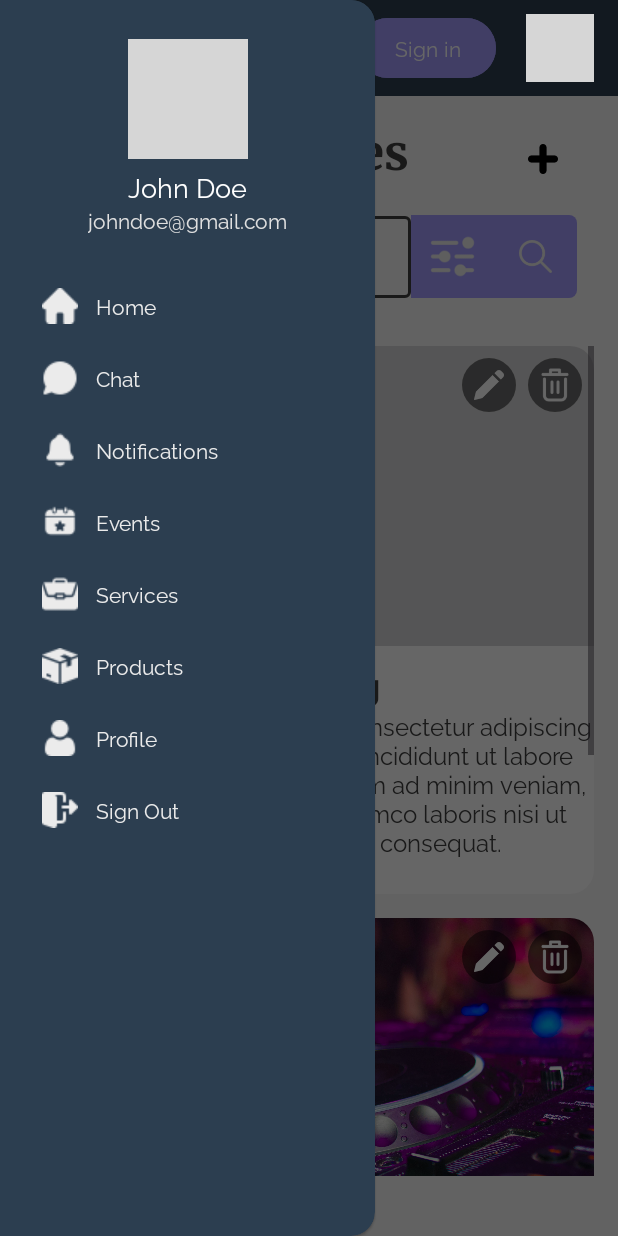
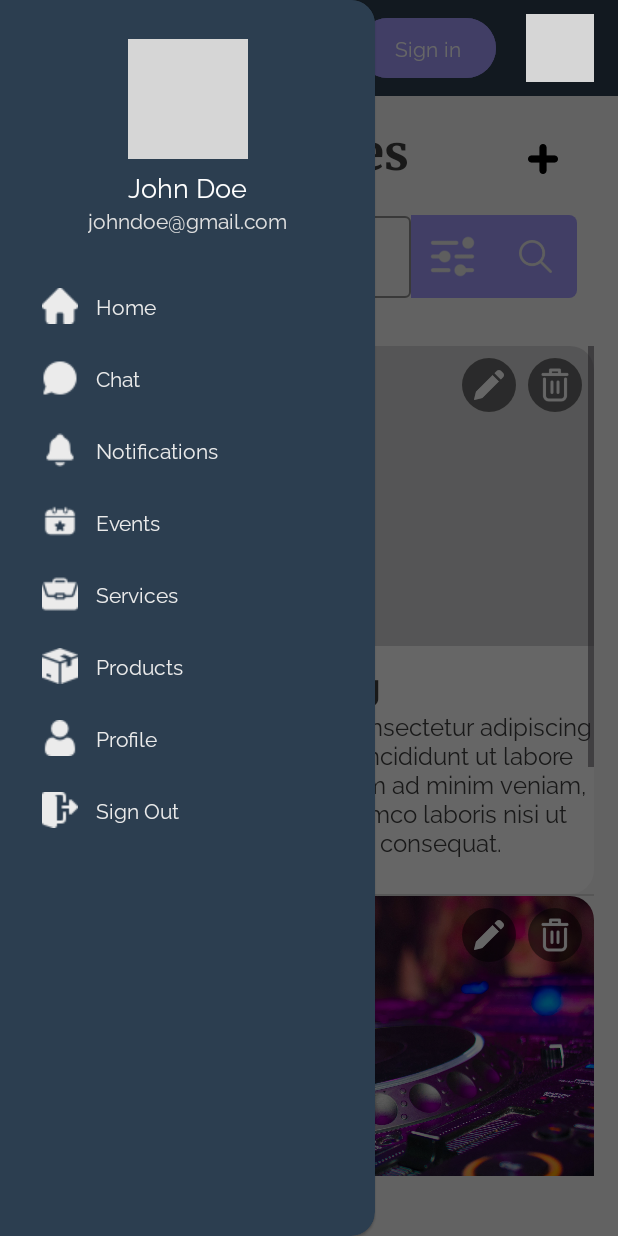
Before and after one commit to kzi-nastava/ma-project-event-planner-siit-2024-team-18, an Android app: the AllServicesActivity screen opened directly, with no data from a screen before it, with the side drawer open, on a phone screen of 412 x 824 dp. Run offline under Robolectric (Android 15) with nearby library versions, the phone set to English and light mode, and no system bars; grey boxes are pictures that could not be loaded.

Commit message:
[REFACTOR] Fixing Messy Code

```diff
--- a/EventPlanner/app/src/main/java/com/example/eventplanner/activities/AllServicesActivity.java
+++ b/EventPlanner/app/src/main/java/com/example/eventplanner/activities/AllServicesActivity.java
@@ -5,26 +5,32 @@ import android.os.Bundle;
 import android.view.View;
 import android.widget.FrameLayout;
 import android.widget.ImageView;
-import android.widget.ListView;
+
 import com.example.eventplanner.R;
+import com.example.eventplanner.filters.ServiceFilter;
 import com.example.eventplanner.fragments.FragmentFilter;
+import com.example.eventplanner.fragments.ServiceListFragment;
 import com.example.eventplanner.models.Service;
-import com.example.eventplanner.adapters.ServiceAdapter;
 import com.google.android.material.textfield.TextInputEditText;
 
 import android.view.inputmethod.InputMethodManager;
+
+import androidx.fragment.app.FragmentManager;
+import androidx.fragment.app.FragmentTransaction;
 
 import java.time.LocalDateTime;
 import java.util.ArrayList;
 import java.util.List;
 
 public class AllServicesActivity extends BaseActivity {
-    private ListView listViewServices;
+
     private TextInputEditText searchEditText;
     private ImageView addServiceButton, btnBack, btnFilter;
     private FrameLayout btnSearch;
-    private ServiceAdapter serviceAdapter;
     private List<Service> servicesList;
+    private ServiceListFragment serviceListFragment;
+    private ServiceFilter serviceFilter;
+
 
     @Override
     protected void onCreate(Bundle savedInstanceState) {
@@ -32,40 +38,33 @@ public class AllServicesActivity extends BaseActivity {
         getLayoutInflater().inflate(R.layout.activity_all_services, findViewById(R.id.content_frame));
 
         // Initialize views
+        initializeViews();
+
+        // Load and display the list of services
+        loadServices();
+        initializeServicesFragment();
+
+        // Setup UI interactions
+        setupSearch();
+        setupAddServiceButton();
+        setupBackButton();
+        setupFilterButton();
+    }
+
+    private void initializeViews() {
         addServiceButton = findViewById(R.id.addService);
         searchEditText = findViewById(R.id.searchEditText);
-        listViewServices = findViewById(R.id.listViewServices);
         btnSearch = findViewById(R.id.btnSearch);
         btnBack = findViewById(R.id.btnBack);
         btnFilter = findViewById(R.id.btnFilter);
+    }
 
-        // Load dummy data
-        loadServices();
-
-        // Set up the list view adapter
-        serviceAdapter = new ServiceAdapter(this, servicesList);
-        listViewServices.setAdapter(serviceAdapter);
-
-        // Search functionality
-        btnSearch.setOnClickListener(v -> {
-            String query = searchEditText.getText().toString().trim();
-            serviceAdapter.getFilter().filter(query);
-            hideKeyboard(v);
-        });
-
-        // Create new service activity
-        addServiceButton.setOnClickListener(v -> {
-            Intent createIntent = new Intent(AllServicesActivity.this, CreateServiceActivity.class);
-            startActivity(createIntent);
-        });
-
-        btnBack.setOnClickListener(view -> finish());
-
-        // Open filter bottom sheet
-        btnFilter.setOnClickListener(view -> {
-            FragmentFilter filterFragment = new FragmentFilter();
-            filterFragment.show(getSupportFragmentManager(), "FilterBottomSheet");
-        });
+    private void initializeServicesFragment() {
+        serviceListFragment = ServiceListFragment.newInstance(new ArrayList<>(servicesList));
+        FragmentManager fragmentManager = getSupportFragmentManager();
+        FragmentTransaction fragmentTransaction = fragmentManager.beginTransaction();
+        fragmentTransaction.replace(R.id.listViewServices, serviceListFragment);
+        fragmentTransaction.commit();
     }
 
     private void loadServices() {
@@ -75,8 +74,44 @@ public class AllServicesActivity extends BaseActivity {
         servicesList.add(new Service("3", "Photography", "Specifics", "Media", "Birthday", 150, 15, false, LocalDateTime.now(), LocalDateTime.now(), 60, "ReservationType"));
     }
 
+    private void setupSearch() {
+        btnSearch.setOnClickListener(v -> {
+            String query = searchEditText.getText().toString().trim();
+            if (serviceListFragment != null) {
+                this.filterServices(query);
+            }
+            hideKeyboard(v);
+        });
+    }
+
+    private void setupAddServiceButton() {
+        addServiceButton.setOnClickListener(v -> {
+            Intent createIntent = new Intent(AllServicesActivity.this, CreateServiceActivity.class);
+            startActivity(createIntent);
+        });
+    }
+
+    private void setupBackButton() {
+        btnBack.setOnClickListener(view -> finish());
+    }
+
+    private void setupFilterButton() {
+        btnFilter.setOnClickListener(view -> {
+            FragmentFilter filterFragment = new FragmentFilter();
+            filterFragment.show(getSupportFragmentManager(), "FilterBottomSheet");
+        });
+    }
+
     private void hideKeyboard(View view) {
         InputMethodManager imm = (InputMethodManager) getSystemService(INPUT_METHOD_SERVICE);
-        imm.hideSoftInputFromWindow(view.getWindowToken(), 0);
+        if (imm != null) {
+            imm.hideSoftInputFromWindow(view.getWindowToken(), 0);
+        }
+    }
+
+    public void filterServices(String query) {
+        if (serviceFilter != null) {
+            serviceFilter.getFilter().filter(query);
+        }
     }
 }
--- a/EventPlanner/app/src/main/java/com/example/eventplanner/activities/BaseActivity.java
+++ b/EventPlanner/app/src/main/java/com/example/eventplanner/activities/BaseActivity.java
@@ -4,6 +4,7 @@ import android.content.Intent;
 import android.os.Bundle;
 import android.view.MenuItem;
 import android.widget.Button;
+import android.widget.Filter;
 
 import androidx.appcompat.app.AppCompatActivity;
 import androidx.appcompat.widget.Toolbar;
@@ -13,7 +14,7 @@ import com.example.eventplanner.R;
 import com.google.android.material.navigation.NavigationView;
 import androidx.appcompat.app.ActionBarDrawerToggle;
 
-public class BaseActivity extends AppCompatActivity {
+public abstract class BaseActivity extends AppCompatActivity {
 
     private DrawerLayout drawerLayout;
     private ActionBarDrawerToggle actionBarDrawerToggle;
--- a/EventPlanner/app/src/main/java/com/example/eventplanner/activities/EditServiceActivity.java
+++ b/EventPlanner/app/src/main/java/com/example/eventplanner/activities/EditServiceActivity.java
@@ -41,8 +41,7 @@ public class EditServiceActivity extends BaseActivity {
     private Button btnSave;
     private ImageView btnClose, btnPickTime, btnSelectPictures, btnClearPictures;
     private Service service;
-    private Spinner editServiceEventType;
-    private Spinner editServiceCategory;
+    private Spinner editServiceEventType, editServiceCategory;
     private Slider sliderDuration;
     private TextView errorServiceName;
     private RadioGroup radioGroupReservationType;
@@ -86,7 +85,7 @@ public class EditServiceActivity extends BaseActivity {
         btnPickTime.setOnClickListener(view -> showTimePicker());
 
         // retrieve data from intent
-        service = (Service) getIntent().getSerializableExtra("service");
+        service = (Service) getIntent().getParcelableExtra("service");
         position = getIntent().getIntExtra("position", -1);
 
         // populate fields
--- a/EventPlanner/app/src/main/java/com/example/eventplanner/activities/MainActivity.java
+++ b/EventPlanner/app/src/main/java/com/example/eventplanner/activities/MainActivity.java
@@ -18,7 +18,7 @@ public class MainActivity extends AppCompatActivity {
         setContentView(R.layout.activity_main);
 
         // getSupportActionBar().hide();
-        int SPLASH_TIME_OUT = 2000;
+        int SPLASH_TIME_OUT = 250;
         new Timer().schedule(new TimerTask() {
             @Override
             public void run() {
--- a/EventPlanner/app/src/main/java/com/example/eventplanner/adapters/ServiceAdapter.java
+++ /dev/null
@@ -1,151 +0,0 @@
-package com.example.eventplanner.adapters;
-
-import android.app.AlertDialog;
-import android.content.Context;
-import android.content.Intent;
-import android.view.LayoutInflater;
-import android.view.View;
-import android.view.ViewGroup;
-import android.widget.ArrayAdapter;
-import android.widget.Filter;
-import android.widget.Filterable;
-import android.widget.FrameLayout;
-import android.widget.ImageView;
-import android.widget.TextView;
-import android.widget.Toast;
-
-import com.example.eventplanner.R;
-import com.example.eventplanner.activities.EditServiceActivity;
-import com.example.eventplanner.models.Service;
-
-import java.util.ArrayList;
-import java.util.List;
-
-public class ServiceAdapter extends ArrayAdapter<Service> implements Filterable {
-
-    private List<Service> originalServicesList, filteredServicesList;
-    private ServiceFilter serviceFilter;
-
-    public ServiceAdapter(Context context, List<Service> services) {
-        super(context, 0, services);
-        this.originalServicesList = new ArrayList<>(services);
-        this.filteredServicesList = services;
-    }
-
-    @Override
-    public View getView(int position, View convertView, ViewGroup parent) {
-        if (convertView == null) {
-            convertView = LayoutInflater.from(getContext()).inflate(R.layout.service_card, parent, false);
-        }
-
-        Service service = getItem(position);
-
-        // set service name
-        TextView txtServiceName = convertView.findViewById(R.id.txtServiceName);
-        txtServiceName.setText(service.getName());
-
-        // set service description
-        TextView txtServiceDescription = convertView.findViewById(R.id.txtServiceDescription);
-        txtServiceDescription.setText(R.string.lorem_ipsum);
-
-        // set service image
-        ImageView imgService = convertView.findViewById(R.id.imgService);
-        int imageResId = getServiceImage(service.getName());
-        imgService.setImageResource(imageResId);
-
-        FrameLayout frameEditService = convertView.findViewById(R.id.editService);
-        frameEditService.setOnClickListener(v -> {
-            // open edit activity
-            Intent editIntent = new Intent(getContext(), EditServiceActivity.class);
-            editIntent.putExtra("service", service);
-            editIntent.putExtra("position", position);
-            editIntent.putExtra("serviceId", service.getId());
-            editIntent.putExtra("serviceName", service.getName());
-            editIntent.putExtra("serviceSpecifics", service.getSpecifics());
-            editIntent.putExtra("serviceDescription", R.string.lorem_ipsum);
-            editIntent.putExtra("servicePrice", service.getPrice());
-            editIntent.putExtra("serviceDiscount", service.getDiscount());
-            editIntent.putExtra("serviceCategory", service.getCategory());
-            editIntent.putExtra("serviceEventType", service.getEventType());
-            editIntent.putExtra("serviceAvailable", service.isAvailable());
-            editIntent.putExtra("serviceReservationDate", service.getReservationDate());
-            editIntent.putExtra("serviceCancellationDate", service.getCancellationDate());
-            editIntent.putExtra("serviceDuration", service.getDuration());
-            editIntent.putExtra("serviceReservationType", service.getReservationType());
-            getContext().startActivity(editIntent);
-        });
-
-        // delete confirmation dialog
-        FrameLayout frameDeleteService = convertView.findViewById(R.id.deleteService);
-        frameDeleteService.setOnClickListener(v -> {
-            new AlertDialog.Builder(v.getContext())
-                    .setTitle("Confirm Deletion")
-                    .setMessage("Are you sure you want to delete this service?")
-                    .setPositiveButton("Yes", (dialog, which) -> {
-                        Toast.makeText(v.getContext(), "Service deleted", Toast.LENGTH_SHORT).show();
-                    })
-                    .setNegativeButton("No", (dialog, which) -> dialog.dismiss())
-                    .show();
-        });
-        return convertView;
-    }
-
-    // mapping picture to service name (no db yet)
-    private int getServiceImage(String serviceName) {
-        switch (serviceName.toLowerCase()) {
-            case "catering":
-                return R.drawable.catering;
-            case "dj":
-                return R.drawable.dj;
-            case "photography":
-                return R.drawable.photography;
-            case "decoration":
-                return R.drawable.decoration;
-            case "lighting":
-                return R.drawable.lighting;
-            default:
-                return R.drawable.default_service;
-        }
-    }
-
-    // search filter
-    @Override
-    public Filter getFilter() {
-        if (serviceFilter == null) {
-            serviceFilter = new ServiceFilter();
-        }
-        return serviceFilter;
-    }
-
-    private class ServiceFilter extends Filter {
-        @Override
-        protected FilterResults performFiltering(CharSequence constraint) {
-            FilterResults results = new FilterResults();
-            if (constraint == null || constraint.length() == 0) {
-                results.values = originalServicesList;
-                results.count = originalServicesList.size();
-            } else {
-                String filterString = constraint.toString().toLowerCase();
-                List<Service> filteredList = new ArrayList<>();
-
-                for (Service service : originalServicesList) {
-                    if (service.getName().toLowerCase().contains(filterString) ||
-                            service.getCategory().toLowerCase().contains(filterString) ||
-                            service.getEventType().toLowerCase().contains(filterString)) {
-                        filteredList.add(service);
-                    }
-                }
-
-                results.values = filteredList;
-                results.count = filteredList.size();
-            }
-            return results;
-        }
-
-        @Override
-        protected void publishResults(CharSequence constraint, FilterResults results) {
-            filteredServicesList = (List<Service>) results.values;
-            notifyDataSetChanged();
-        }
-    }
-}
--- /dev/null
+++ b/EventPlanner/app/src/main/java/com/example/eventplanner/adapters/ServiceListAdapter.java
@@ -0,0 +1,91 @@
+package com.example.eventplanner.adapters;
+
+import android.app.AlertDialog;
+import android.content.Context;
+import android.content.Intent;
+import android.view.LayoutInflater;
+import android.view.View;
+import android.view.ViewGroup;
+import android.widget.ArrayAdapter;
+import android.widget.FrameLayout;
+import android.widget.ImageView;
+import android.widget.TextView;
+import android.widget.Toast;
+
+import androidx.annotation.NonNull;
+import androidx.annotation.Nullable;
+
+import com.example.eventplanner.R;
+import com.example.eventplanner.activities.EditServiceActivity;
+import com.example.eventplanner.models.Service;
+
+import java.util.List;
+
+public class ServiceListAdapter extends ArrayAdapter<Service> {
+
+    public ServiceListAdapter(Context context, List<Service> services) {
+        super(context, 0, services);
+    }
+
+    @NonNull
+    @Override
+    public View getView(int position, @Nullable View convertView, @NonNull ViewGroup parent) {
+        if (convertView == null) {
+            convertView = LayoutInflater.from(getContext()).inflate(R.layout.service_card, parent, false);
+        }
+
+        Service service = getItem(position);
+
+        TextView serviceName = convertView.findViewById(R.id.txtServiceName);
+        TextView serviceDescription = convertView.findViewById(R.id.txtServiceDescription);
+
+        serviceName.setText(service.getName());
+        serviceDescription.setText(R.string.lorem_ipsum);
+
+        ImageView imgService = convertView.findViewById(R.id.imgService);
+        int imageResId = getServiceImage(service.getName());
+        imgService.setImageResource(imageResId);
+
+
+        FrameLayout frameEditService = convertView.findViewById(R.id.editService);
+        frameEditService.setOnClickListener(v -> {
+            // open edit activity
+            Intent editIntent = new Intent(getContext(), EditServiceActivity.class);
+            editIntent.putExtra("service", service);
+            editIntent.putExtra("position", position);
+            getContext().startActivity(editIntent);
+        });
+
+        // delete confirmation dialog
+        FrameLayout frameDeleteService = convertView.findViewById(R.id.deleteService);
+        frameDeleteService.setOnClickListener(v -> {
+            new AlertDialog.Builder(v.getContext())
+                    .setTitle("Confirm Deletion")
+                    .setMessage("Are you sure you want to delete this service?")
+                    .setPositiveButton("Yes", (dialog, which) -> {
+                        Toast.makeText(v.getContext(), "Service deleted", Toast.LENGTH_SHORT).show();
+                    })
+                    .setNegativeButton("No", (dialog, which) -> dialog.dismiss())
+                    .show();
+        });
+
+        return convertView;
+    }
+
+    private int getServiceImage(String serviceName) {
+        switch (serviceName.toLowerCase()) {
+            case "catering":
+                return R.drawable.catering;
+            case "dj":
+                return R.drawable.dj;
+            case "photography":
+                return R.drawable.photography;
+            case "decoration":
+                return R.drawable.decoration;
+            case "lighting":
+                return R.drawable.lighting;
+            default:
+                return R.drawable.default_service;
+        }
+    }
+}
--- /dev/null
+++ b/EventPlanner/app/src/main/java/com/example/eventplanner/fragments/ServiceListFragment.java
@@ -0,0 +1,97 @@
+package com.example.eventplanner.fragments;
+
+import android.os.Bundle;
+import android.util.Log;
+import android.view.LayoutInflater;
+import android.view.View;
+import android.view.ViewGroup;
+import android.widget.ImageView;
+import android.widget.TextView;
+
+import androidx.annotation.NonNull;
+import androidx.annotation.Nullable;
+import androidx.fragment.app.ListFragment;
+
+import com.example.eventplanner.R;
+import com.example.eventplanner.adapters.ServiceListAdapter;
+import com.example.eventplanner.models.Service;
+
+import java.util.ArrayList;
+
+public class ServiceListFragment extends ListFragment {
+
+    private ServiceListAdapter adapter;
+    private static final String ARG_PARAM = "services";
+    private ArrayList<Service> services;
+    private TextView tvCurrentPage;
+    private ImageView btnPreviousPage, btnNextPage;
+    private int currentPage = 1;
+    private int itemsPerPage = 6;
+    private int totalPages;
+
+    public static ServiceListFragment newInstance(ArrayList<Service> services) {
+        ServiceListFragment fragment = new ServiceListFragment();
+        Bundle args = new Bundle();
+        args.putParcelableArrayList(ARG_PARAM, services);
+        fragment.setArguments(args);
+        return fragment;
+    }
+
+    @Override
+    public void onCreate(@Nullable Bundle savedInstanceState) {
+        super.onCreate(savedInstanceState);
+
+        if (getArguments() != null) {
+            services = getArguments().getParcelableArrayList(ARG_PARAM);
+            adapter = new ServiceListAdapter(getActivity(), services);
+            setListAdapter(adapter);
+        }
+    }
+
+    @Nullable
+    @Override
+    public View onCreateView(@NonNull LayoutInflater inflater, @Nullable ViewGroup container, @Nullable Bundle savedInstanceState) {
+        View view =  inflater.inflate(R.layout.fragment_service_list, container, false);
+
+        tvCurrentPage = getActivity().findViewById(R.id.tvCurrentPage);
+        btnPreviousPage = getActivity().findViewById(R.id.btnPreviousPage);
+        btnNextPage = getActivity().findViewById(R.id.btnNextPage);
+
+        tvCurrentPage.setText(String.valueOf(currentPage));
+
+        btnPreviousPage.setOnClickListener(v -> {
+            if (currentPage > 1) {
+                currentPage--;
+                updatePagination();
+            }
+        });
+
+        btnNextPage.setOnClickListener(v -> {
+            if (currentPage < totalPages) {
+                currentPage++;
+                updatePagination();
+            }
+        });
+
+        return view;
+    }
+
+    @Override
+    public void onDestroyView() {
+        super.onDestroyView();
+        onDestroy();
+    }
+
+    private void updatePagination() {
+        tvCurrentPage.setText(String.valueOf(currentPage));
+        adapter.clear();
+        adapter.addAll(getCurrentPageData());
+        adapter.notifyDataSetChanged();
+    }
+
+    private ArrayList<Service> getCurrentPageData() {
+        int startIndex = (currentPage - 1) * itemsPerPage;
+        int endIndex = Math.min(startIndex + itemsPerPage, services.size());
+        return new ArrayList<>(services.subList(startIndex, endIndex));
+    }
+}
--- a/EventPlanner/app/src/main/res/layout/activity_all_services.xml
+++ b/EventPlanner/app/src/main/res/layout/activity_all_services.xml
@@ -122,19 +122,26 @@
         app:layout_constraintStart_toStartOf="parent"
         app:layout_constraintEnd_toEndOf="parent" />
 
-    <ListView
-        android:id="@+id/listViewServices"
+    <LinearLayout
+        android:id="@+id/listViewServicesContainer"
         android:layout_width="0dp"
         android:layout_height="0dp"
-        android:layout_margin="16dp"
-        android:divider="@android:color/transparent"
-        android:dividerHeight="16dp"
+        android:orientation="vertical"
+        android:padding="8dp"
+        android:clipToPadding="false"
         app:layout_constraintTop_toBottomOf="@id/filtersFragmentContainer"
         app:layout_constraintBottom_toTopOf="@id/paginationButtonsLayout"
         app:layout_constraintStart_toStartOf="parent"
-        app:layout_constraintEnd_toEndOf="parent" />
+        app:layout_constraintEnd_toEndOf="parent">
 
-    <LinearLayout
+        <FrameLayout
+            android:id="@+id/listViewServices"
+            android:layout_width="match_parent"
+            android:layout_height="wrap_content"
+            android:layout_margin="8dp" />
+    </LinearLayout>
+
+    <include
         android:id="@+id/paginationButtonsLayout"
         android:layout_width="wrap_content"
         android:layout_height="wrap_content"
@@ -142,26 +149,6 @@
         android:gravity="center"
         app:layout_constraintBottom_toBottomOf="parent"
         app:layout_constraintEnd_toEndOf="parent"
-        app:layout_constraintStart_toStartOf="parent">
-        <ImageView
-            android:id="@+id/btnPreviousPage"
-            android:layout_width="24dp"
-            android:layout_height="24dp"
-            android:src="@drawable/ic_back_arrow"
-            android:padding="4dp" />
-
-        <TextView
-            android:id="@+id/tvCurrentPage"
-            android:layout_width="wrap_content"
-            android:layout_height="wrap_content"
-            android:text="1"
-            android:paddingHorizontal="16dp" />
-
-        <ImageView
-            android:id="@+id/btnNextPage"
-            android:layout_width="24dp"
-            android:layout_height="24dp"
-            android:src="@drawable/right_arrow"
-            android:padding="4dp" />
-    </LinearLayout>
+        app:layout_constraintStart_toStartOf="parent"
+        layout="@layout/pagination_buttons"/>
 </androidx.constraintlayout.widget.ConstraintLayout>
--- a/EventPlanner/app/src/main/res/layout/service_card.xml
+++ b/EventPlanner/app/src/main/res/layout/service_card.xml
@@ -10,8 +10,7 @@
     app:cardElevation="0dp"
     app:strokeWidth="0dp"
     android:clickable="true"
-    android:focusable="true"
-    app:rippleColor="?attr/colorControlHighlight">
+    android:focusable="true">
 
     <LinearLayout
         android:orientation="vertical"
```
Also changed, not shown: EventPlanner/app/src/main/java/com/example/eventplanner/filters/ServiceFilter.java (added, +55 -0 lines), EventPlanner/app/src/main/java/com/example/eventplanner/models/Service.java (+55 -2 lines), EventPlanner/app/src/main/res/layout/fragment_service_list.xml (added, +10 -0 lines), EventPlanner/app/src/main/res/layout/pagination_buttons.xml (added, +41 -0 lines).
